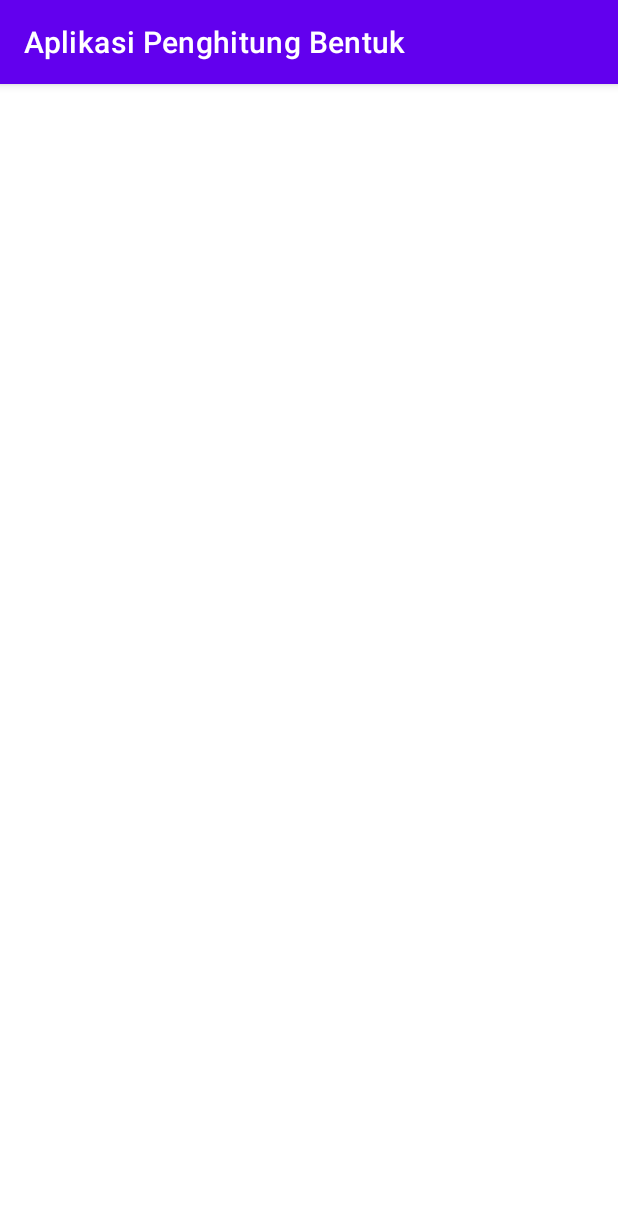
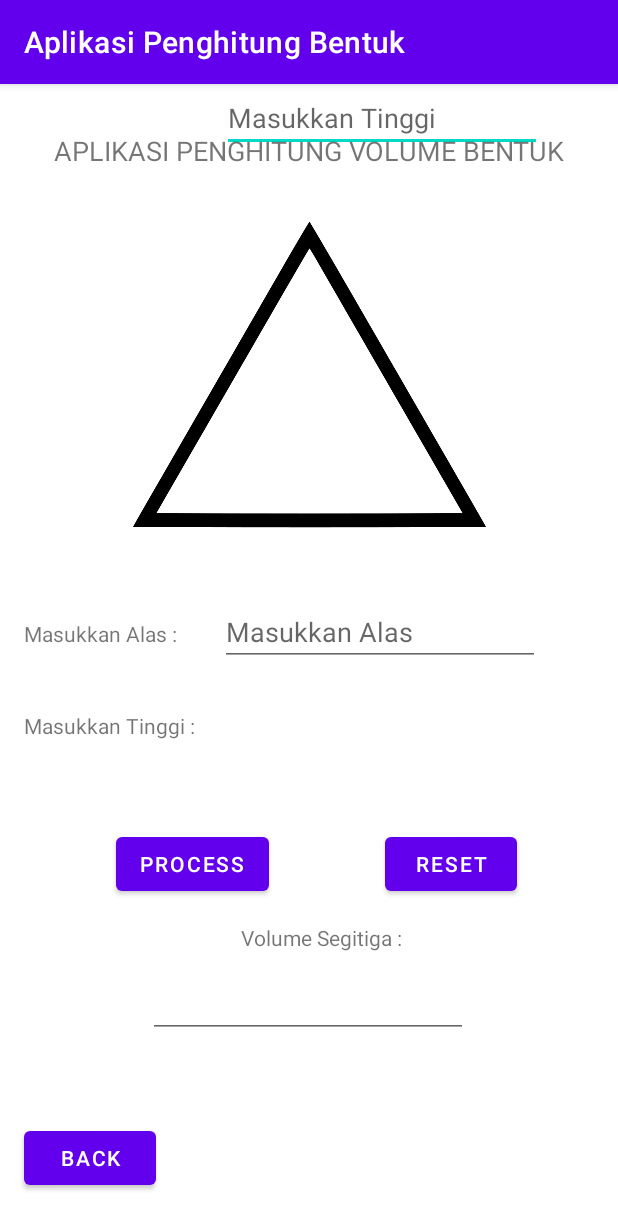
Before and after one commit to michaelh17/ShapeVolume, an Android app: the SegitigaPage screen opened directly, with no data from a screen before it, on a phone screen of 412 x 824 dp. Shown: the top 1229 px of the screen. Run offline under Robolectric (Android 15) with nearby library versions, the phone set to English and light mode, and no system bars.

Commit message:
add segitigaPage design

```diff
--- a/app/src/main/res/layout/activity_segitiga_page.xml
+++ b/app/src/main/res/layout/activity_segitiga_page.xml
@@ -6,4 +6,133 @@
     android:layout_height="match_parent"
     tools:context=".SegitigaPage">
 
+    <TextView
+        android:id="@+id/textView4"
+        android:layout_width="wrap_content"
+        android:layout_height="wrap_content"
+        android:layout_marginTop="84dp"
+        android:text="Masukkan Tinggi : "
+        app:layout_constraintBottom_toBottomOf="parent"
+        app:layout_constraintEnd_toEndOf="parent"
+        app:layout_constraintHorizontal_bias="0.054"
+        app:layout_constraintStart_toStartOf="parent"
+        app:layout_constraintTop_toBottomOf="@+id/imageView"
+        app:layout_constraintVertical_bias="0.045" />
+
+    <EditText
+        android:id="@+id/tinggi"
+        android:layout_width="wrap_content"
+        android:layout_height="wrap_content"
+        android:ems="10"
+        android:hint="Masukkan Tinggi"
+        android:inputType="number"
+        app:layout_constraintEnd_toEndOf="parent"
+        app:layout_constraintHorizontal_bias="0.22"
+        app:layout_constraintStart_toEndOf="@+id/textView4"
+        tools:layout_editor_absoluteY="400dp" />
+
+    <TextView
+        android:id="@+id/textView"
+        android:layout_width="wrap_content"
+        android:layout_height="wrap_content"
+        android:layout_marginTop="32dp"
+        android:text="APLIKASI PENGHITUNG VOLUME BENTUK"
+        android:textSize="18dp"
+        app:layout_constraintEnd_toEndOf="parent"
+        app:layout_constraintStart_toStartOf="parent"
+        app:layout_constraintTop_toTopOf="parent" />
+
+    <EditText
+        android:id="@+id/alas"
+        android:layout_width="wrap_content"
+        android:layout_height="wrap_content"
+        android:layout_marginTop="24dp"
+        android:ems="10"
+        android:hint="Masukkan Alas"
+        android:inputType="number"
+        app:layout_constraintEnd_toEndOf="parent"
+        app:layout_constraintHorizontal_bias="0.329"
+        app:layout_constraintStart_toEndOf="@+id/textView3"
+        app:layout_constraintTop_toBottomOf="@+id/imageView" />
+
+    <ImageView
+        android:id="@+id/imageView"
+        android:layout_width="235dp"
+        android:layout_height="250dp"
+        android:layout_marginTop="12dp"
+        app:layout_constraintEnd_toEndOf="parent"
+        app:layout_constraintStart_toStartOf="parent"
+        app:layout_constraintTop_toBottomOf="@+id/textView"
+        app:srcCompat="@drawable/segitiga" />
+
+    <Button
+        android:id="@+id/processButton"
+        android:layout_width="wrap_content"
+        android:layout_height="wrap_content"
+        android:layout_marginBottom="224dp"
+        android:text="Process"
+        app:layout_constraintBottom_toBottomOf="parent"
+        app:layout_constraintEnd_toEndOf="parent"
+        app:layout_constraintHorizontal_bias="0.249"
+        app:layout_constraintStart_toStartOf="parent" />
+
+    <EditText
+        android:id="@+id/result"
+        android:layout_width="wrap_content"
+        android:layout_height="wrap_content"
+        android:layout_marginBottom="132dp"
+        android:ems="10"
+        android:inputType="textPersonName"
+        android:textAlignment="center"
+        app:layout_constraintBottom_toBottomOf="parent"
+        app:layout_constraintEnd_toEndOf="parent"
+        app:layout_constraintHorizontal_bias="0.497"
+        app:layout_constraintStart_toStartOf="parent" />
+
+    <TextView
+        android:id="@+id/textView5"
+        android:layout_width="wrap_content"
+        android:layout_height="wrap_content"
+        android:layout_marginBottom="12dp"
+        android:text="Volume Segitiga : "
+        app:layout_constraintBottom_toTopOf="@+id/result"
+        app:layout_constraintEnd_toEndOf="@+id/resetButton"
+        app:layout_constraintHorizontal_bias="0.531"
+        app:layout_constraintStart_toStartOf="@+id/processButton" />
+
+    <TextView
+        android:id="@+id/textView3"
+        android:layout_width="wrap_content"
+        android:layout_height="wrap_content"
+        android:layout_marginTop="36dp"
+        android:text="Masukkan Alas : "
+        app:layout_constraintBottom_toTopOf="@+id/textView4"
+        app:layout_constraintEnd_toEndOf="parent"
+        app:layout_constraintHorizontal_bias="0.052"
+        app:layout_constraintStart_toStartOf="parent"
+        app:layout_constraintTop_toBottomOf="@+id/imageView"
+        app:layout_constraintVertical_bias="0.046" />
+
+    <Button
+        android:id="@+id/resetButton"
+        android:layout_width="wrap_content"
+        android:layout_height="wrap_content"
+        android:layout_marginBottom="224dp"
+        android:text="Reset"
+        app:layout_constraintBottom_toBottomOf="parent"
+        app:layout_constraintEnd_toEndOf="parent"
+        app:layout_constraintHorizontal_bias="0.534"
+        app:layout_constraintStart_toEndOf="@+id/processButton" />
+
+    <Button
+        android:id="@+id/backButton"
+        android:layout_width="wrap_content"
+        android:layout_height="wrap_content"
+        android:layout_marginBottom="28dp"
+        android:text="Back"
+        app:layout_constraintBottom_toBottomOf="parent"
+        app:layout_constraintEnd_toEndOf="parent"
+        app:layout_constraintHorizontal_bias="0.049"
+        app:layout_constraintStart_toStartOf="parent" />
+
 </androidx.constraintlayout.widget.ConstraintLayout>
```
Also changed, not shown: app/src/main/res/drawable/segitiga.png (added).
